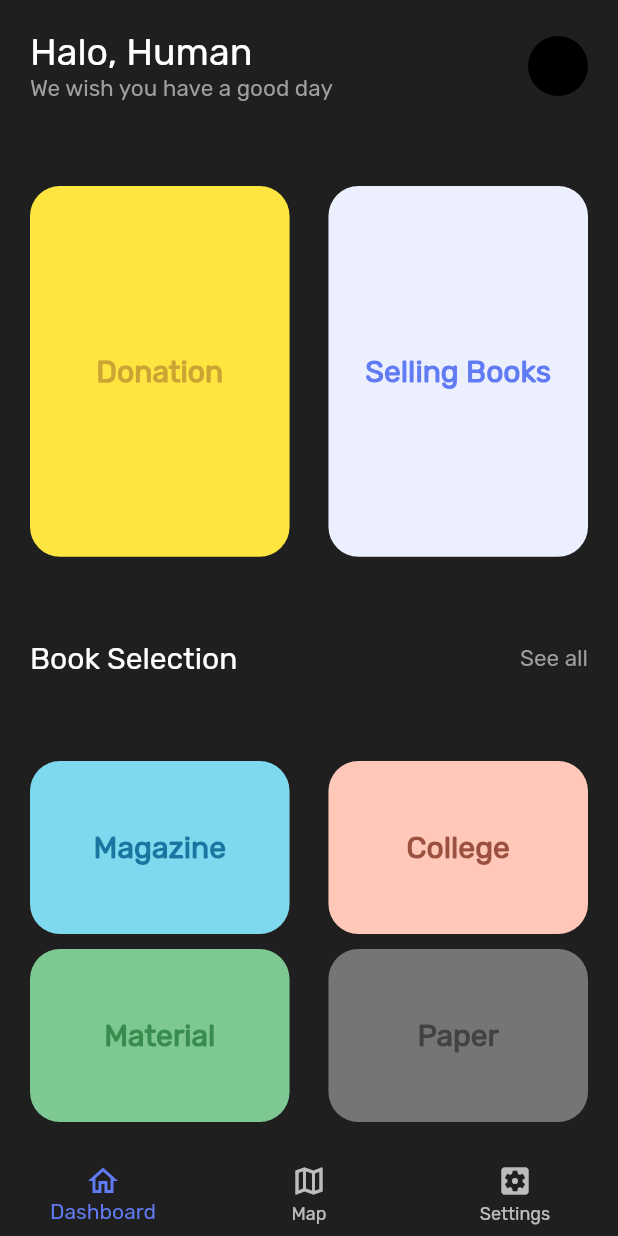
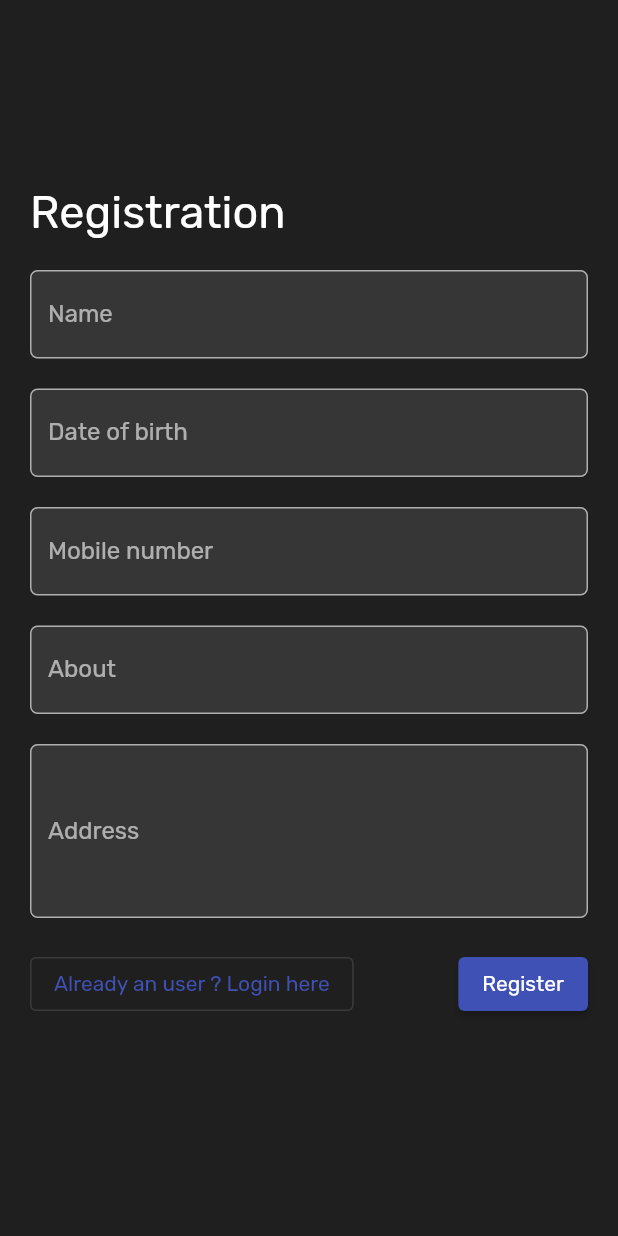
Before and after one commit to CSEKINGS/book_donation_flutter, a Flutter app: the screen it shows after launch, on a phone screen of 412 x 824 dp. Run offline on Flutter 3.47's test engine with Material 2 defaults, Android fonts, the phone set to English and light mode, and no system bars; our stand-ins replace google_maps_flutter, shared_preferences; missing offline and left inert: day_night_switcher.

Commit message:
added login and registration view

```diff
--- a/lib/main.dart
+++ b/lib/main.dart
@@ -1,6 +1,6 @@
 import 'package:book_donation/utils/theme/theme.dart';
 import 'package:book_donation/utils/theme/theme_notifier.dart';
-import 'package:book_donation/views/home_navigation_view.dart';
+import 'package:book_donation/views/registration_view.dart';
 import 'package:flutter/material.dart';
 import 'package:flutter/services.dart';
 import 'package:provider/provider.dart';
@@ -36,7 +36,7 @@ class MyApp extends StatelessWidget {
       debugShowCheckedModeBanner: false,
       title: 'Book Donation',
       theme: themeNotifier.getTheme(),
-      home: const HomeNavigationView(),
+      home: const RegistrationView(),
     );
   }
 }
--- a/lib/views/dashboard_view.dart
+++ b/lib/views/dashboard_view.dart
@@ -145,7 +145,7 @@ class BookSelection extends StatelessWidget {
           ],
         ),
         const SizedBox(
-          height: 10.0,
+          height: 25.0,
         ),
         Row(
           mainAxisAlignment: MainAxisAlignment.spaceBetween,
--- /dev/null
+++ b/lib/views/registration_view.dart
@@ -0,0 +1,130 @@
+import 'package:book_donation/views/home_navigation_view.dart';
+import 'package:book_donation/views/login_view.dart';
+import 'package:flutter/material.dart';
+
+/// user registration view
+class RegistrationView extends StatefulWidget {
+  /// default constructor
+  const RegistrationView({Key? key}) : super(key: key);
+
+  @override
+  _RegistrationViewState createState() => _RegistrationViewState();
+}
+
+class _RegistrationViewState extends State<RegistrationView> {
+  @override
+  Widget build(BuildContext context) {
+    return Scaffold(
+      body: SafeArea(
+        child: Center(
+          child: SingleChildScrollView(
+            child: Form(
+              child: Padding(
+                padding: const EdgeInsets.all(20.0),
+                child: Column(
+                  mainAxisAlignment: MainAxisAlignment.center,
+                  crossAxisAlignment: CrossAxisAlignment.start,
+                  children: [
+                    const Text(
+                      'Registration',
+                      style: TextStyle(fontSize: 30.0),
+                    ),
+                    const SizedBox(
+                      height: 20.0,
+                    ),
+                    TextFormField(
+                      autofocus: false,
+                      onSaved: (value) => {},
+                      decoration: InputDecoration(
+                          filled: true,
+                          labelText: 'Name',
+                          border: OutlineInputBorder(
+                            borderRadius: BorderRadius.circular(5.0),
+                          )),
+                    ),
+                    const SizedBox(height: 20.0),
+                    TextFormField(
+                      autofocus: false,
+                      onSaved: (value) => {},
+                      decoration: InputDecoration(
+                          filled: true,
+                          labelText: 'Date of birth',
+                          border: OutlineInputBorder(
+                            borderRadius: BorderRadius.circular(5.0),
+                          )),
+                    ),
+                    const SizedBox(height: 20.0),
+                    TextFormField(
+                      autofocus: false,
+                      onSaved: (value) => {},
+                      decoration: InputDecoration(
+                          filled: true,
+                          labelText: 'Mobile number',
+                          border: OutlineInputBorder(
+                            borderRadius: BorderRadius.circular(5.0),
+                          )),
+                    ),
+                    const SizedBox(height: 20.0),
+                    TextFormField(
+                      autofocus: false,
+                      onSaved: (value) => {},
+                      decoration: InputDecoration(
+                          filled: true,
+                          labelText: 'About',
+                          border: OutlineInputBorder(
+                            borderRadius: BorderRadius.circular(5.0),
+                          )),
+                    ),
+                    const SizedBox(height: 20.0),
+                    TextFormField(
+                      maxLines: 4,
+                      autofocus: false,
+                      onSaved: (value) => {},
+                      decoration: InputDecoration(
+                          filled: true,
+                          labelText: 'Address',
+                          border: OutlineInputBorder(
+                            borderRadius: BorderRadius.circular(5.0),
+                          )),
+                    ),
+                    const SizedBox(height: 20.0),
+                    Row(
+                      mainAxisAlignment: MainAxisAlignment.spaceBetween,
+                      children: [
+                        OutlinedButton(
+                          onPressed: () {
+                            Navigator.push(
+                              context,
+                              MaterialPageRoute(
+                                builder: (context) => const LoginView(),
+                              ),
+                            );
+                          },
+                          child: const Text('Already an user ? Login here'),
+                        ),
+                        ElevatedButton(
+                            onPressed: () {
+                              Navigator.push(
+                                context,
+                                MaterialPageRoute(
+                                  builder: (context) =>
+                                      const HomeNavigationView(),
+                                ),
+                              );
+                            },
+                            child: const Text('Register')),
+                      ],
+                    ),
+                    const SizedBox(
+                      height: 20.0,
+                    ),
+                  ],
+                ),
+              ),
+            ),
+          ),
+        ),
+      ),
+    );
+  }
+}
```
Also changed, not shown: lib/views/login_view.dart (added, +94 -0 lines), lib/views/profile_view.dart (+29 -1 lines).
